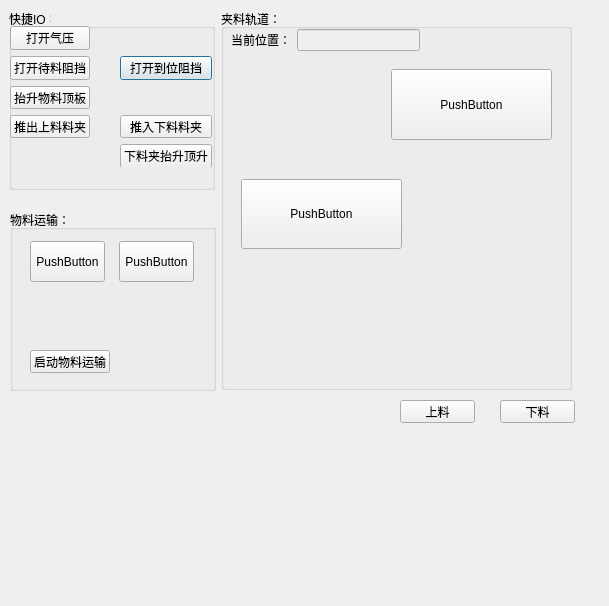
Above: transport/transportset.ui from tyssx/qt-pro before the change. Below: the same form after it.
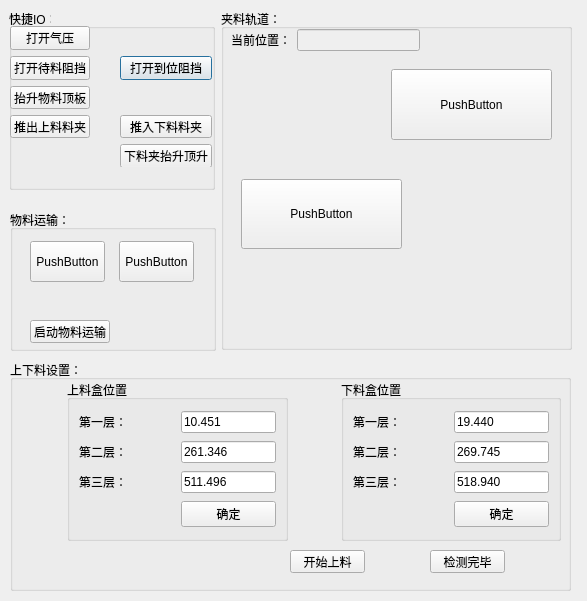
That is the form after the change. Custom widgets are drawn as their Qt base class.

Patch:
```diff
--- a/transport/transportset.ui
+++ b/transport/transportset.ui
@@ -6,8 +6,8 @@
    <rect>
     <x>0</x>
     <y>0</y>
-    <width>609</width>
-    <height>606</height>
+    <width>587</width>
+    <height>601</height>
    </rect>
   </property>
   <property name="windowTitle">
@@ -127,7 +127,7 @@
      <x>10</x>
      <y>210</y>
      <width>206</width>
-     <height>181</height>
+     <height>141</height>
     </rect>
    </property>
    <property name="title">
@@ -137,7 +137,7 @@
     <property name="geometry">
      <rect>
       <x>20</x>
-      <y>140</y>
+      <y>110</y>
       <width>80</width>
       <height>23</height>
      </rect>
@@ -223,7 +223,7 @@
      <x>221</x>
      <y>9</y>
      <width>351</width>
-     <height>381</height>
+     <height>341</height>
     </rect>
    </property>
    <property name="title">
@@ -298,57 +298,218 @@
     </widget>
    </widget>
   </widget>
-  <widget class="QPushButton" name="pushButtonLoading">
+  <widget class="QGroupBox" name="groupBox_2">
    <property name="geometry">
     <rect>
-     <x>400</x>
-     <y>400</y>
-     <width>75</width>
-     <height>23</height>
+     <x>10</x>
+     <y>360</y>
+     <width>561</width>
+     <height>231</height>
     </rect>
    </property>
-   <property name="text">
-    <string>上料</string>
+   <property name="title">
+    <string>上下料设置：</string>
    </property>
-  </widget>
-  <widget class="RockerWidget" name="widgetLoadingRocker" native="true">
-   <property name="geometry">
-    <rect>
-     <x>60</x>
-     <y>440</y>
-     <width>41</width>
-     <height>131</height>
-    </rect>
-   </property>
-   <property name="toolTip">
-    <string>上料轴调节</string>
-   </property>
-  </widget>
-  <widget class="RockerWidget" name="widgetUnloadingRocker" native="true">
-   <property name="geometry">
-    <rect>
-     <x>180</x>
-     <y>440</y>
-     <width>41</width>
-     <height>131</height>
-    </rect>
-   </property>
-   <property name="toolTip">
-    <string>下料轴调节</string>
-   </property>
-  </widget>
-  <widget class="QPushButton" name="pushButtonUnloading">
-   <property name="geometry">
-    <rect>
-     <x>500</x>
-     <y>400</y>
-     <width>75</width>
-     <height>23</height>
-    </rect>
-   </property>
-   <property name="text">
-    <string>下料</string>
-   </property>
+   <widget class="QPushButton" name="pushButtonLoading">
+    <property name="geometry">
+     <rect>
+      <x>280</x>
+      <y>190</y>
+      <width>75</width>
+      <height>23</height>
+     </rect>
+    </property>
+    <property name="text">
+     <string>开始上料</string>
+    </property>
+   </widget>
+   <widget class="QPushButton" name="pushButtonUnloading">
+    <property name="geometry">
+     <rect>
+      <x>420</x>
+      <y>190</y>
+      <width>75</width>
+      <height>23</height>
+     </rect>
+    </property>
+    <property name="text">
+     <string>检测完毕</string>
+    </property>
+   </widget>
+   <widget class="QWidget" name="layoutWidget">
+    <property name="geometry">
+     <rect>
+      <x>10</x>
+      <y>20</y>
+      <width>541</width>
+      <height>161</height>
+     </rect>
+    </property>
+    <layout class="QHBoxLayout" name="horizontalLayout_5">
+     <item>
+      <widget class="RockerWidget" name="widgetLoadingRocker" native="true">
+       <property name="minimumSize">
+        <size>
+         <width>41</width>
+         <height>131</height>
+        </size>
+       </property>
+       <property name="maximumSize">
+        <size>
+         <width>41</width>
+         <height>131</height>
+        </size>
+       </property>
+       <property name="toolTip">
+        <string>上料轴调节</string>
+       </property>
+      </widget>
+     </item>
+     <item>
+      <widget class="QGroupBox" name="groupBox_4">
+       <property name="title">
+        <string>上料盒位置</string>
+       </property>
+       <layout class="QHBoxLayout" name="horizontalLayout_3">
+        <item>
+         <layout class="QGridLayout" name="gridLayout_2" columnstretch="1,1">
+          <item row="0" column="0">
+           <widget class="QLabel" name="label_2">
+            <property name="text">
+             <string>第一层：</string>
+            </property>
+           </widget>
+          </item>
+          <item row="0" column="1">
+           <widget class="QLineEdit" name="lineEditLoadFirst">
+            <property name="text">
+             <string>10.451</string>
+            </property>
+           </widget>
+          </item>
+          <item row="1" column="0">
+           <widget class="QLabel" name="label_3">
+            <property name="text">
+             <string>第二层：</string>
+            </property>
+           </widget>
+          </item>
+          <item row="1" column="1">
+           <widget class="QLineEdit" name="lineEditLoadSecond">
+            <property name="text">
+             <string>261.346</string>
+            </property>
+           </widget>
+          </item>
+          <item row="2" column="0">
+           <widget class="QLabel" name="label_4">
+            <property name="text">
+             <string>第三层：</string>
+            </property>
+           </widget>
+          </item>
+          <item row="2" column="1">
+           <widget class="QLineEdit" name="lineEditLoadThird">
+            <property name="text">
+             <string>511.496</string>
+            </property>
+           </widget>
+          </item>
+          <item row="3" column="1">
+           <widget class="QPushButton" name="pushButtonLoadOK">
+            <property name="text">
+             <string>确定</string>
+            </property>
+           </widget>
+          </item>
+         </layout>
+        </item>
+       </layout>
+      </widget>
+     </item>
+     <item>
+      <widget class="RockerWidget" name="widgetUnloadingRocker" native="true">
+       <property name="minimumSize">
+        <size>
+         <width>41</width>
+         <height>131</height>
+        </size>
+       </property>
+       <property name="maximumSize">
+        <size>
+         <width>41</width>
+         <height>131</height>
+        </size>
+       </property>
+       <property name="toolTip">
+        <string>下料轴调节</string>
+       </property>
+      </widget>
+     </item>
+     <item>
+      <widget class="QGroupBox" name="groupBox_5">
+       <property name="title">
+        <string>下料盒位置</string>
+       </property>
+       <layout class="QHBoxLayout" name="horizontalLayout_4">
+        <item>
+         <layout class="QGridLayout" name="gridLayout_3" columnstretch="1,1">
+          <item row="0" column="0">
+           <widget class="QLabel" name="label_5">
+            <property name="text">
+             <string>第一层：</string>
+            </property>
+           </widget>
+          </item>
+          <item row="0" column="1">
+           <widget class="QLineEdit" name="lineEditUnloadFirst">
+            <property name="text">
+             <string>19.440</string>
+            </property>
+           </widget>
+          </item>
+          <item row="1" column="0">
+           <widget class="QLabel" name="label_6">
+            <property name="text">
+             <string>第二层：</string>
+            </property>
+           </widget>
+          </item>
+          <item row="1" column="1">
+           <widget class="QLineEdit" name="lineEditUnloadSecond">
+            <property name="text">
+             <string>269.745</string>
+            </property>
+           </widget>
+          </item>
+          <item row="2" column="0">
+           <widget class="QLabel" name="label_7">
+            <property name="text">
+             <string>第三层：</string>
+            </property>
+           </widget>
+          </item>
+          <item row="2" column="1">
+           <widget class="QLineEdit" name="lineEditUnloadThird">
+            <property name="text">
+             <string>518.940</string>
+            </property>
+           </widget>
+          </item>
+          <item row="3" column="1">
+           <widget class="QPushButton" name="pushButtonUnloadOK">
+            <property name="text">
+             <string>确定</string>
+            </property>
+           </widget>
+          </item>
+         </layout>
+        </item>
+       </layout>
+      </widget>
+     </item>
+    </layout>
+   </widget>
   </widget>
  </widget>
  <customwidgets>
```
